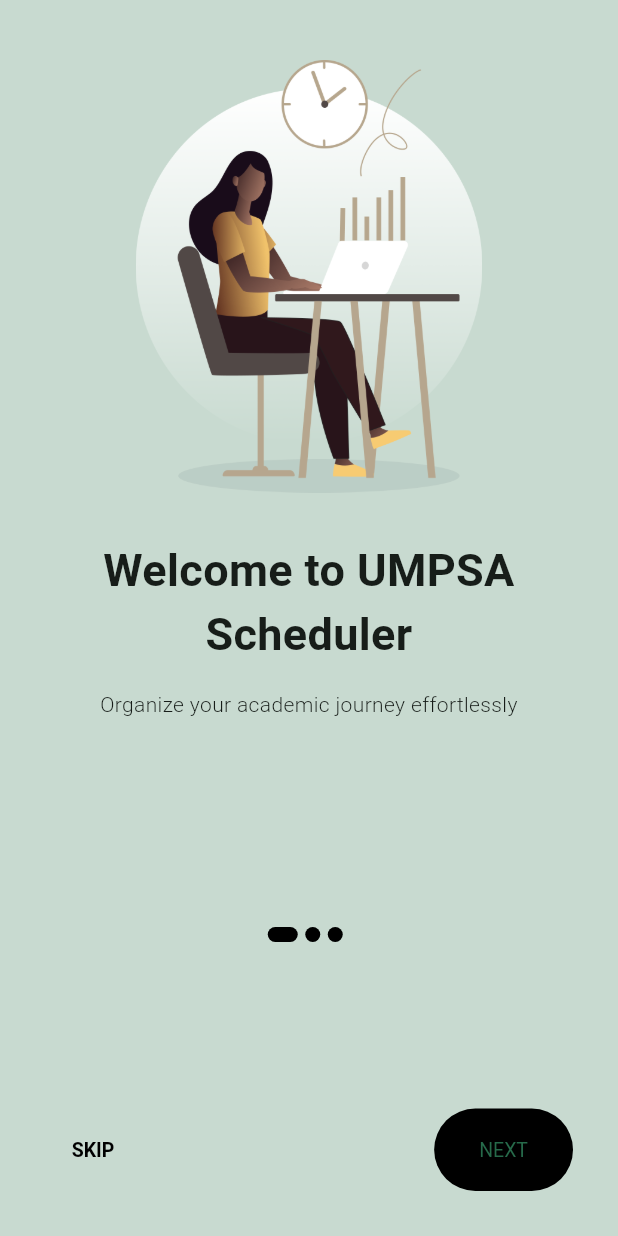
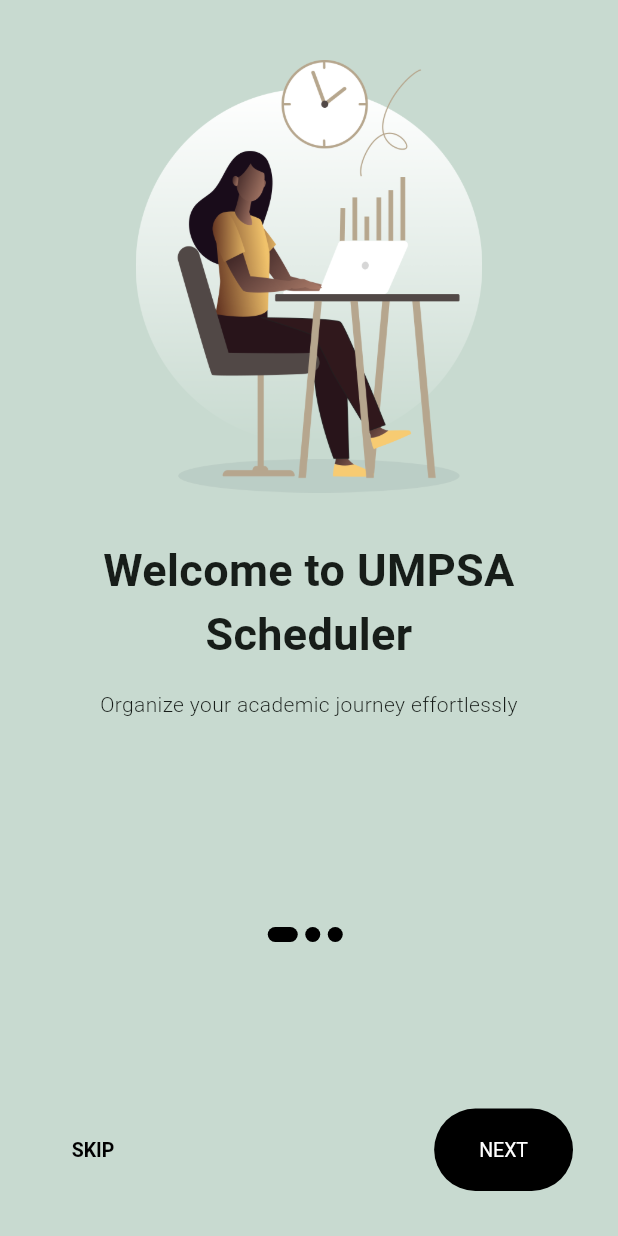
Before and after one commit to zhafranzainal/timetable_app, a Flutter app: the screen it shows after launch, on a phone screen of 412 x 824 dp. Run offline on Flutter 3.47's test engine with Material 3 defaults, Android fonts, the phone set to English and light mode, and no system bars; our stand-ins replace flutter_dotenv, supabase_flutter, table_calendar; missing offline and left inert: timetable_view; accounts and stored records are empty.

Commit message:
Change button colour to contrast colour

```diff
--- a/lib/screens/onboarding_screen.dart
+++ b/lib/screens/onboarding_screen.dart
@@ -132,7 +132,10 @@ class _OnboardingScreenState extends State<OnboardingScreen> {
                               textStyle:
                                   TextStyle(fontSize: (width <= 550) ? 13 : 17),
                             ),
-                            child: const Text("START"),
+                            child: const Text(
+                              "START",
+                              style: TextStyle(color: Colors.white),
+                            ),
                           ),
                         )
                       : Padding(
@@ -177,7 +180,10 @@ class _OnboardingScreenState extends State<OnboardingScreen> {
                                   textStyle: TextStyle(
                                       fontSize: (width <= 550) ? 13 : 17),
                                 ),
-                                child: const Text("NEXT"),
+                                child: const Text(
+                                  "NEXT",
+                                  style: TextStyle(color: Colors.white),
+                                ),
                               ),
                             ],
                           ),
```
